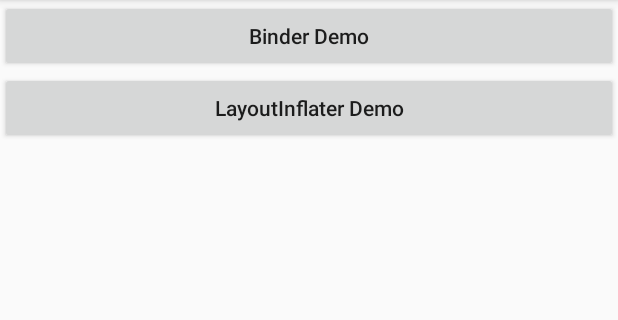
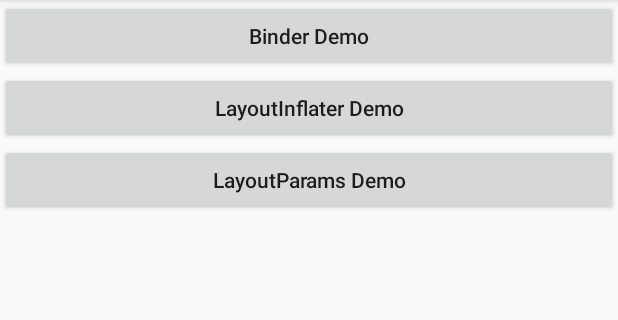
Before and after one commit to shadowwingz/AndroidLifeDemo, an Android app: the screen it shows after launch (MainActivity), on a phone screen of 412 x 824 dp, the part 84-404 px from its top. Run offline under Robolectric (Android 15) with nearby library versions, the phone set to English and light mode, and no system bars.

Commit message:
[Add] Demo of LayoutParams

```diff
--- a/AndroidLifeDemo/app/src/main/AndroidManifest.xml
+++ b/AndroidLifeDemo/app/src/main/AndroidManifest.xml
@@ -26,6 +26,8 @@
 
         <activity android:name=".layoutinflaterdemo.LayoutInflaterActivity">
         </activity>
+        <activity android:name=".layoutparamsdemo.LayoutParamsActivity">
+        </activity>
     </application>
 
 </manifest>
--- a/AndroidLifeDemo/app/src/main/java/com/shadowwingz/androidlifedemo/MainActivity.java
+++ b/AndroidLifeDemo/app/src/main/java/com/shadowwingz/androidlifedemo/MainActivity.java
@@ -7,6 +7,7 @@ import android.view.View;
 
 import com.shadowwingz.androidlifedemo.binderdemo.BookManagerActivity;
 import com.shadowwingz.androidlifedemo.layoutinflaterdemo.LayoutInflaterActivity;
+import com.shadowwingz.androidlifedemo.layoutparamsdemo.LayoutParamsActivity;
 
 public class MainActivity extends AppCompatActivity {
 
@@ -28,5 +29,12 @@ public class MainActivity extends AppCompatActivity {
                 startActivity(new Intent(MainActivity.this, LayoutInflaterActivity.class));
             }
         });
+
+        findViewById(R.id.btn_layoutparams_demo).setOnClickListener(new View.OnClickListener() {
+            @Override
+            public void onClick(View v) {
+                startActivity(new Intent(MainActivity.this, LayoutParamsActivity.class));
+            }
+        });
     }
 }
--- a/AndroidLifeDemo/app/src/main/res/layout/activity_main.xml
+++ b/AndroidLifeDemo/app/src/main/res/layout/activity_main.xml
@@ -1,11 +1,16 @@
 <?xml version="1.0" encoding="utf-8"?>
-<LinearLayout
+<ScrollView
     xmlns:android="http://schemas.android.com/apk/res/android"
     xmlns:tools="http://schemas.android.com/tools"
     android:layout_width="match_parent"
     android:layout_height="match_parent"
     android:orientation="vertical"
     tools:context="com.shadowwingz.androidlifedemo.MainActivity">
+
+    <LinearLayout
+        android:layout_width="match_parent"
+        android:layout_height="match_parent"
+        android:orientation="vertical">
 
         <Button
             android:id="@+id/btn_binder_demo"
@@ -21,4 +26,12 @@
             android:text="LayoutInflater Demo"
             android:textAllCaps="false"/>
 
+        <Button
+            android:id="@+id/btn_layoutparams_demo"
+            android:layout_width="match_parent"
+            android:layout_height="wrap_content"
+            android:text="LayoutParams Demo"
+            android:textAllCaps="false"/>
     </LinearLayout>
+
+</ScrollView>
```
Also changed, not shown: AndroidLifeDemo/app/src/main/java/com/shadowwingz/androidlifedemo/layoutparamsdemo/LayoutParamsActivity.java (added, +42 -0 lines), AndroidLifeDemo/app/src/main/res/layout/activity_layout_params.xml (added, +11 -0 lines). Lines whose indentation alone changed are shown as unchanged.
